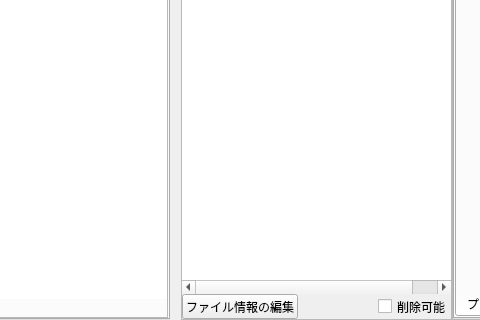
This is ui/mainWindow.ui in yufujimoto/SimpleSDC as Qt 5 draws it before an edit; both pictures show x 168 to 648 and y 484 to 804 of the 1030 by 804 pixel window. The edited form follows.
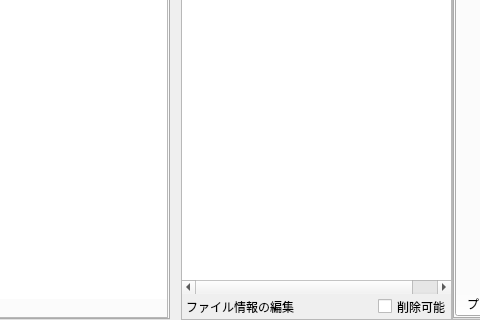
This is the edited form. Icons and pictures are not drawn.

Patch:
```diff
--- a/ui/mainWindow.ui
+++ b/ui/mainWindow.ui
@@ -1305,7 +1305,7 @@
                     <string>ファイル情報の編集</string>
                    </property>
                    <property name="flat">
-                    <bool>false</bool>
+                    <bool>true</bool>
                    </property>
                   </widget>
                  </item>
```
Left out of the diff: 2 changed lines with no effect on the pictures.
